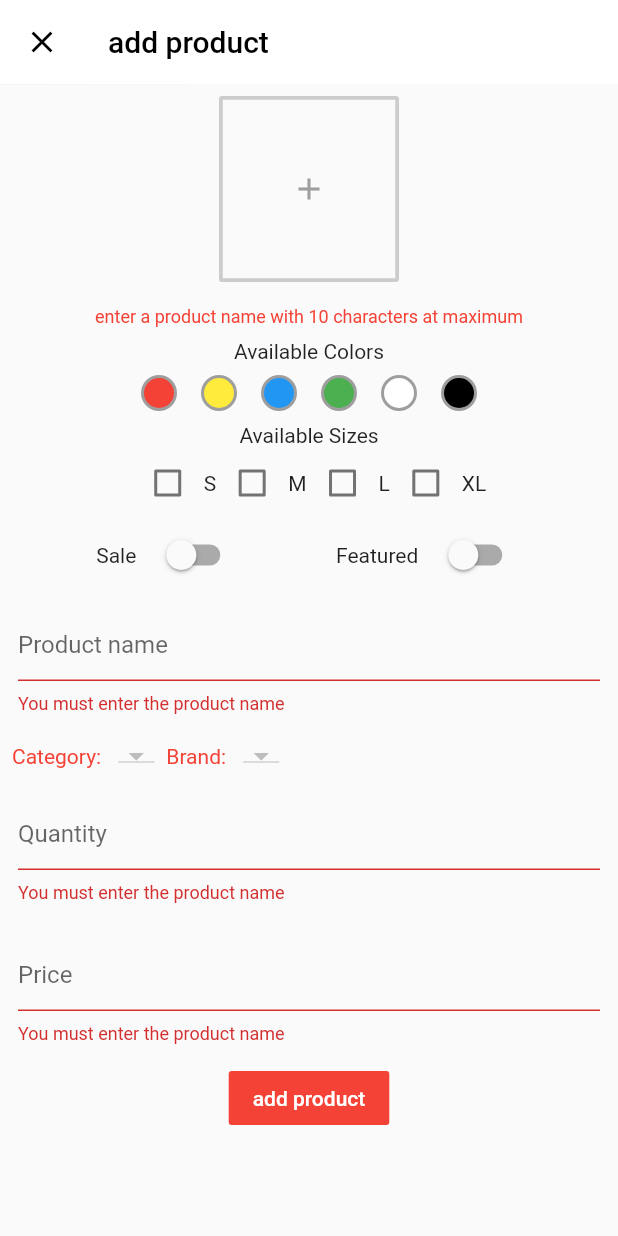
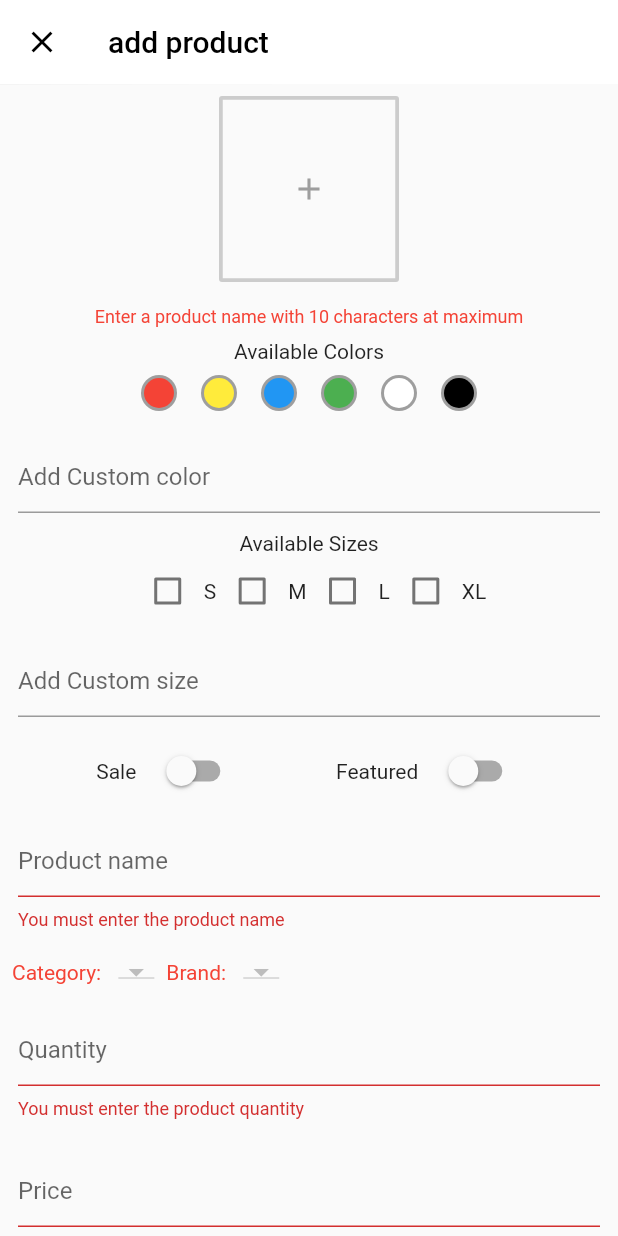
Before and after one commit to Deepinder1/flutter_ecomm, a Flutter app: the AddProduct screen opened directly, after a tap on "add product", on a phone screen of 412 x 824 dp. Run offline on Flutter 3.47's test engine with Material 2 defaults, Android fonts, the phone set to English and light mode, and no system bars; our stand-ins replace charts_flutter, cloud_firestore, eva_icons_flutter, firebase_auth, firebase_core, firebase_database and 8 more; missing offline and left inert: qr_code_scanner; accounts and stored records are empty.

Commit message:
added more sizes

```diff
--- a/lib/business/providers/products_provider.dart
+++ b/lib/business/providers/products_provider.dart
@@ -4,13 +4,13 @@ class AdminProductProvider with ChangeNotifier {
   List<String> selectedColors = [];
 
   addColors(String color) {
-    selectedColors.add(color);
+    selectedColors.add(color ?? '');
     print(selectedColors.length.toString());
     notifyListeners();
   }
 
   removeColor(String color) {
-    selectedColors.remove(color);
+    selectedColors.remove(color ?? '');
     print(selectedColors.length.toString());
     notifyListeners();
   }
--- a/lib/business/screens/add_product.dart
+++ b/lib/business/screens/add_product.dart
@@ -129,7 +129,7 @@ class _AddProductState extends State<AddProduct> {
                     Padding(
                       padding: const EdgeInsets.all(8.0),
                       child: Text(
-                        'enter a product name with 10 characters at maximum',
+                        'Enter a product name with 10 characters at maximum',
                         textAlign: TextAlign.center,
                         style: TextStyle(color: red, fontSize: 12),
                       ),
@@ -334,6 +334,23 @@ class _AddProductState extends State<AddProduct> {
                         ),
                       ],
                     ),
+                    //add custom color
+                    Padding(
+                      padding: const EdgeInsets.all(12.0),
+                      child: TextFormField(
+                        controller: productNameController,
+                        decoration:
+                            InputDecoration(hintText: 'Add Custom color'),
+                        validator: (value) {
+                          if (adminProductProvider.selectedColors
+                              .contains(value)) {
+                            adminProductProvider.removeColor(value);
+                          } else {
+                            adminProductProvider.addColors(value);
+                          }
+                        },
+                      ),
+                    ),
 
                     Text('Available Sizes'),
 
@@ -357,6 +374,23 @@ class _AddProductState extends State<AddProduct> {
                             onChanged: (value) => changeSelectedSize('XL')),
                         Text('XL'),
                       ],
+                    ),
+
+                    //add custom size
+                    Padding(
+                      padding: const EdgeInsets.all(12.0),
+                      child: TextFormField(
+                        controller: productNameController,
+                        decoration:
+                            InputDecoration(hintText: 'Add Custom size'),
+                        validator: (value) {
+                          if (selectedSizes.contains(value)) {
+                            return 'It already has this Size';
+                          } else {
+                            changeSelectedSize(value);
+                          }
+                        },
+                      ),
                     ),
 
                     Row(
@@ -451,7 +485,7 @@ class _AddProductState extends State<AddProduct> {
                         ),
                         validator: (value) {
                           if (value.isEmpty) {
-                            return 'You must enter the product name';
+                            return 'You must enter the product quantity';
                           }
                         },
                       ),
@@ -467,7 +501,7 @@ class _AddProductState extends State<AddProduct> {
                         ),
                         validator: (value) {
                           if (value.isEmpty) {
-                            return 'You must enter the product name';
+                            return 'You must enter the product price';
                           }
                         },
                       ),
--- a/lib/business/screens/admin.dart
+++ b/lib/business/screens/admin.dart
@@ -89,14 +89,6 @@ class _AdminState extends State<Admin> {
               title: Text("Add brand"),
               onTap: () {
                 _brandAlert();
-              },
-            ),
-            Divider(),
-            ListTile(
-              leading: Icon(Icons.library_books),
-              title: Text("brand list"),
-              onTap: () {
-                _brandService.getBrands();
               },
             ),
             Divider(),
```
